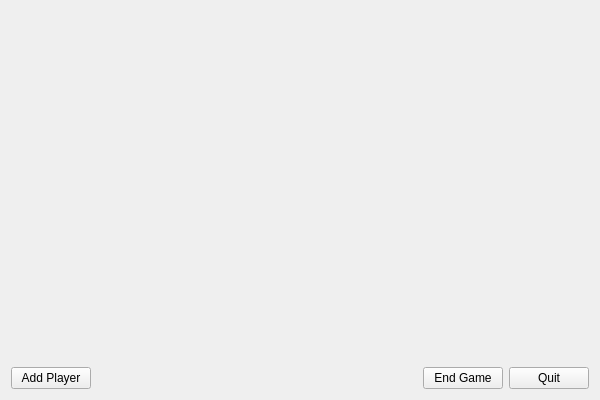
This is Scorekeeper/mainwindow.ui in miller-time/scorekeeper as Qt 5 draws it before an edit. The edited form follows.
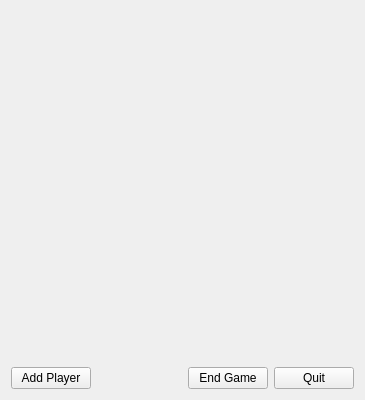
This is the edited form.

Commit message: added score and buttons to each player

```diff
--- a/Scorekeeper/mainwindow.ui
+++ b/Scorekeeper/mainwindow.ui
@@ -6,7 +6,7 @@
    <rect>
     <x>0</x>
     <y>0</y>
-    <width>600</width>
+    <width>365</width>
     <height>400</height>
    </rect>
   </property>
```
The commit also changes 3 other files.
